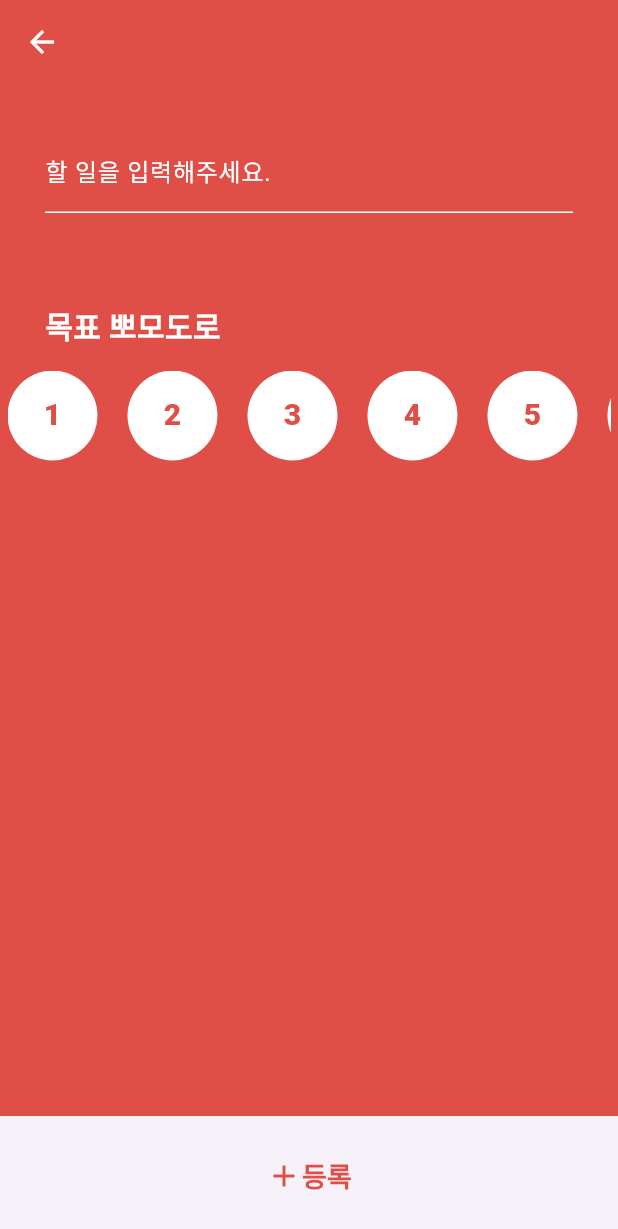
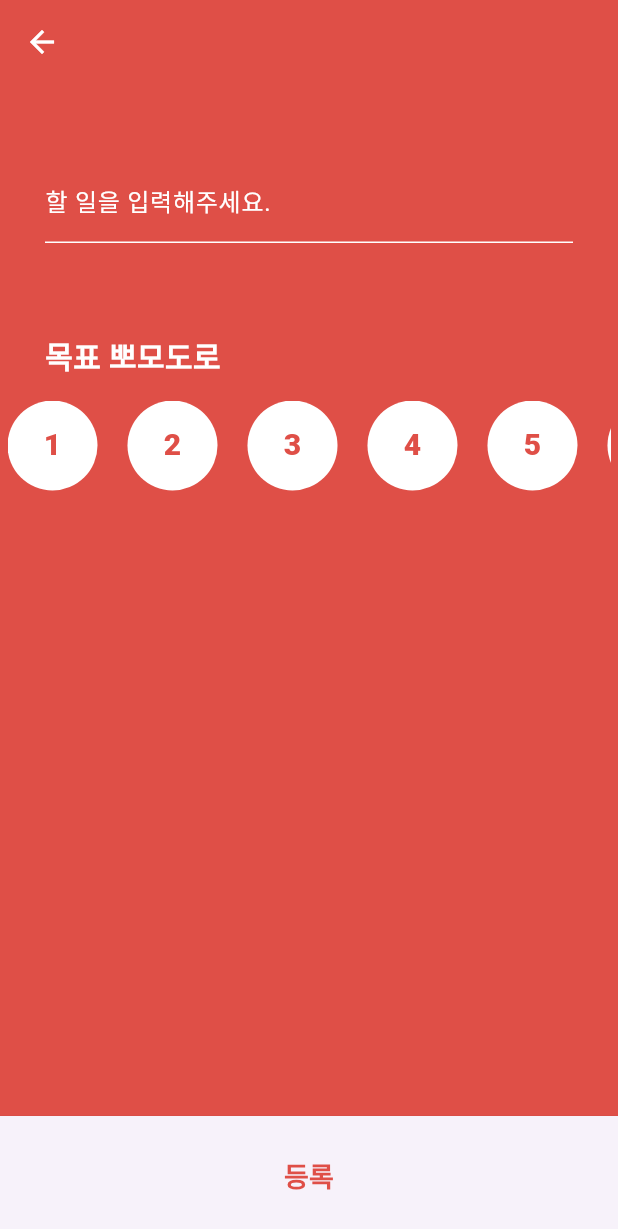
Before and after one commit to Si-Hyeak-KANG/pomolog-app, a Flutter app: the screen it shows after launch, after a tap on the "add circle" icon, on a phone screen of 412 x 824 dp. Shown: the top 1229 px of the screen. Run offline on Flutter 3.47's test engine with Material 3 defaults, Android fonts, the light colour scheme and no system bars; our stand-ins replace percent_indicator; project files that could hold a hidden picture were left out.

Commit message:
위치 조정

```diff
--- a/lib/screens/home_screen.dart
+++ b/lib/screens/home_screen.dart
@@ -62,9 +62,10 @@ class HomeScreen extends StatelessWidget {
 
             // 'TODO' 목록
             Expanded(
-              child: ListView.builder(
+              child: ListView.separated(
                 itemCount: 10,
-                itemBuilder: (BuildContext context, int index) {
+                separatorBuilder: (context, index) => const SizedBox(width: 40),
+                itemBuilder: (context, index) {
                   return Container(
                     decoration: BoxDecoration(
                       color: Colors.white,
@@ -78,7 +79,7 @@ class HomeScreen extends StatelessWidget {
                       ],
                     ),
                     height: 80,
-                    margin: const EdgeInsets.symmetric(vertical: 15),
+                    margin: const EdgeInsets.symmetric(vertical: 10),
                     child: Padding(
                       padding: const EdgeInsets.all(10),
                       child: ElevatedButton(
--- a/lib/screens/write_todo_screen.dart
+++ b/lib/screens/write_todo_screen.dart
@@ -16,7 +16,7 @@ class WriteTodoScreen extends StatelessWidget {
       body: Column(
         crossAxisAlignment: CrossAxisAlignment.start,
         children: [
-          //const SizedBox(height: 50),
+          const SizedBox(height: 20),
           // 할 일 INPUT
           Padding(
             padding: const EdgeInsets.all(30.0),
@@ -60,12 +60,10 @@ class WriteTodoScreen extends StatelessWidget {
             padding: const EdgeInsets.all(5.0),
             child: SizedBox(
               height: 60,
-              child: Expanded(
               child: ListView.separated(
                 scrollDirection: Axis.horizontal,
                 itemCount: 10,
-                  separatorBuilder: (context, index) =>
-                      const SizedBox(width: 20),
+                separatorBuilder: (context, index) => const SizedBox(width: 20),
                 itemBuilder: (context, index) {
                   return Container(
                     width: 60,
@@ -88,7 +86,6 @@ class WriteTodoScreen extends StatelessWidget {
               ),
             ),
           ),
-          ),
           const Spacer(),
           Center(
             child: ElevatedButton(
@@ -102,11 +99,6 @@ class WriteTodoScreen extends StatelessWidget {
               child: const Row(
                 mainAxisAlignment: MainAxisAlignment.center,
                 children: [
-                  Icon(
-                    Icons.add,
-                    size: 24,
-                    color: Color(0xffDF4F47),
-                  ),
                   Text(
                     "등록",
                     style: TextStyle(
```
Lines whose indentation alone changed are shown as unchanged.
